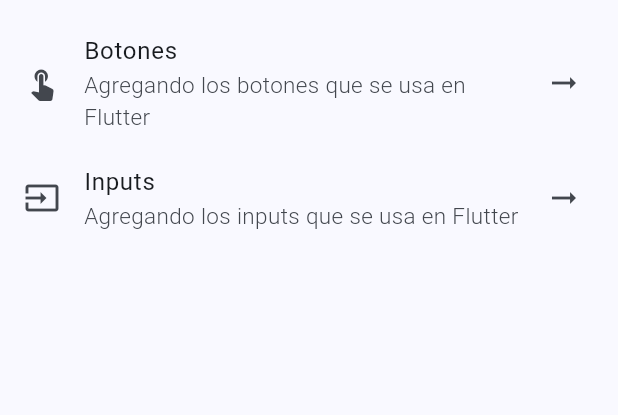
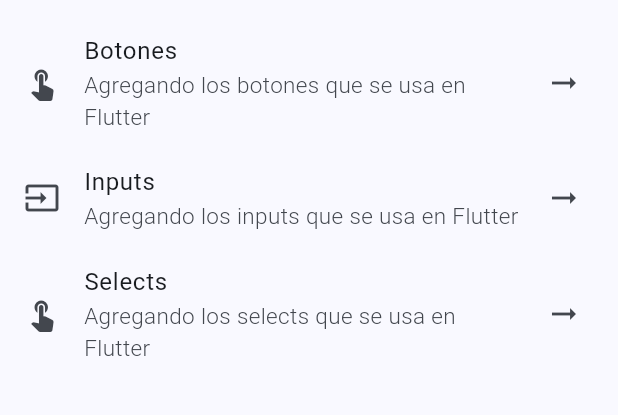
Before and after one commit to Ignaciomanchu1998/Widgets-Flutter, a Flutter app: the screen it shows after launch, on a phone screen of 412 x 824 dp, the part 63-478 px from its top. Run offline on Flutter 3.47's test engine with Material 3 defaults, Android fonts, the phone set to English and light mode, and no system bars; our stand-ins replace go_router; missing offline and left inert: flutter_code_editor, highlight.

Commit message:
Agregando vistas, rutas de input tipo select.

```diff
--- a/lib/app/presentation/screens/screens.dart
+++ b/lib/app/presentation/screens/screens.dart
@@ -1,3 +1,4 @@
 export 'home_screen.dart';
 export 'buttons_screen.dart';
 export 'input_screen.dart';
+export 'select_screen.dart';
--- a/lib/config/routes/app_route.dart
+++ b/lib/config/routes/app_route.dart
@@ -1,6 +1,7 @@
 // GoRouter configuration
 import 'package:go_router/go_router.dart';
 import 'package:widgets_flutter/app/presentation/presentation.dart';
+import 'package:widgets_flutter/app/presentation/screens/select_screen.dart';
 
 final appRouter = GoRouter(
   initialLocation: '/',
@@ -15,10 +16,15 @@ final appRouter = GoRouter(
       name: ButtonScreen.routeName,
       builder: (context, state) => const ButtonScreen(),
     ),
-     GoRoute(
+    GoRoute(
       path: '/input',
       name: InputScreen.routeName,
       builder: (context, state) => const InputScreen(),
+    ),
+    GoRoute(
+      path: '/select',
+      name: SelectScreen.routeName,
+      builder: (context, state) => const SelectScreen(),
     ),
     GoRoute(
       path: '/code-screen-shared',
--- a/lib/config/routes/menu_item_route.dart
+++ b/lib/config/routes/menu_item_route.dart
@@ -26,5 +26,11 @@ class MenuItemRoute {
       icon: Icons.input,
       route: '/input',
     ),
+    MenuItemRoute(
+      title: 'Selects',
+      subtitle: 'Agregando los selects que se usa en Flutter',
+      icon: Icons.touch_app,
+      route: '/select',
+    ),
   ];
 }
```
Also changed, not shown: lib/app/presentation/screens/select_screen.dart (added, +16 -0 lines).
